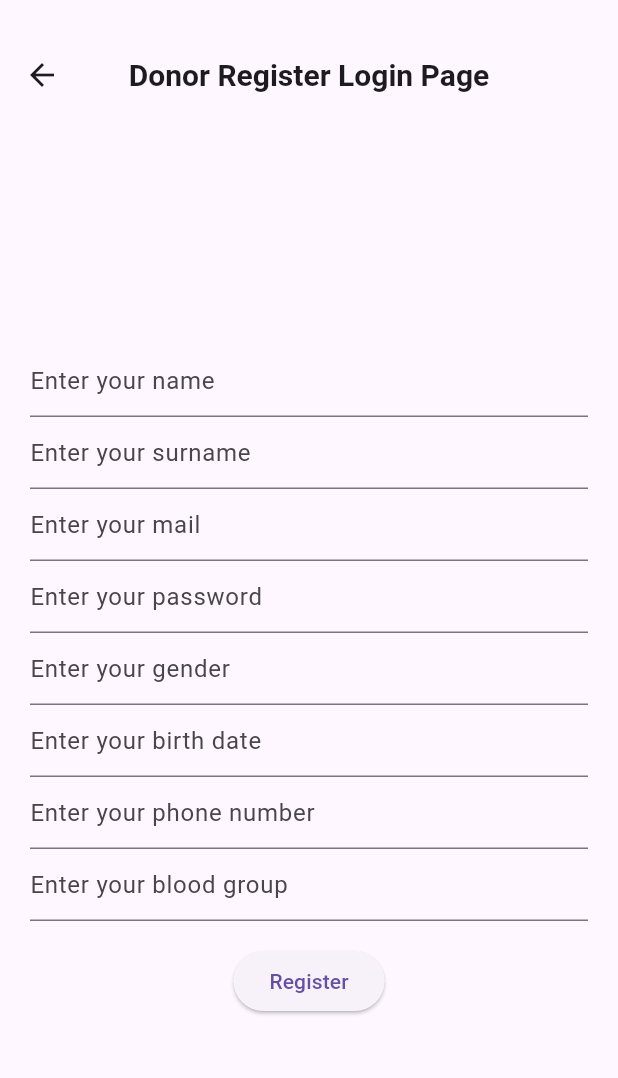
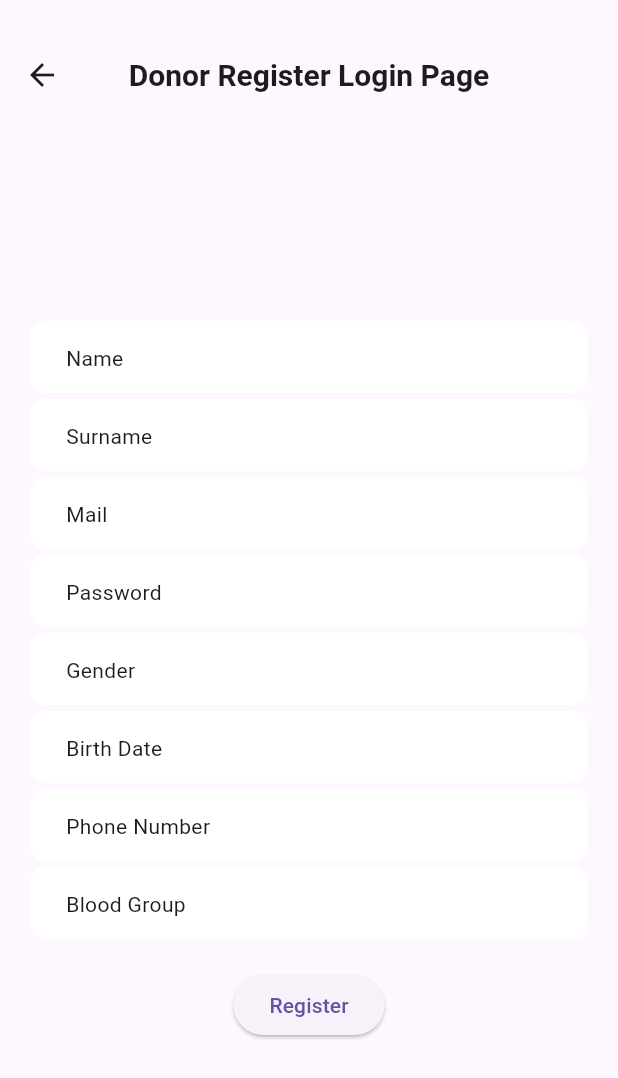
Before and after one commit to caglaar/blood_donor-mobil, a Flutter app: the DonorRegisterPage screen opened directly, after a tap on "Register", on a phone screen of 412 x 824 dp. Shown: the top 1078 px of the screen. Run offline on Flutter 3.47's test engine with Material 3 defaults, Android fonts, the phone set to English and light mode, and no system bars; drawn by our look-alikes of flutter_form_builder.

Commit message:
formRegisterV2 widget eklendi form mantıgi ve paketleri eklendi

```diff
--- a/lib/models/donor_model.dart
+++ b/lib/models/donor_model.dart
@@ -26,6 +26,32 @@ class DonorModel extends UserModel {
           gender: gender,
         );
 
+  DonorModel copyWith({
+    int? userId,
+    String? mail,
+    String? name,
+    String? surname,
+    String? birthDate,
+    String? phoneNumber,
+    String? password,
+    String? gender,
+    String? bloodGroup,
+    int? donorId,
+  }) {
+    return DonorModel(
+      userId: userId ?? this.userId,
+      mail: mail ?? this.mail,
+      name: name ?? this.name,
+      surname: surname ?? this.surname,
+      birthDate: birthDate ?? this.birthDate,
+      phoneNumber: phoneNumber ?? this.phoneNumber,
+      password: password ?? this.password,
+      gender: gender ?? this.gender,
+      bloodGroup: bloodGroup ?? this.bloodGroup,
+      donorId: donorId ?? this.donorId,
+    );
+  }
+
   static DonorModel getEmptyClass() {
     return DonorModel(
       userId: 0,
@@ -40,6 +66,7 @@ class DonorModel extends UserModel {
       donorId: 0,
     );
   }
+
   @override
   String toString() {
     // TODO: implement toString
--- a/lib/pages/donorHomePage/donor_register_page.dart
+++ b/lib/pages/donorHomePage/donor_register_page.dart
@@ -1,6 +1,7 @@
 import 'package:e_blood_donor/providers/register_provider.dart';
-import 'package:e_blood_donor/widgets/homeWidgets/form_register.dart';
+import 'package:e_blood_donor/widgets/homeWidgets/form_register_v2.dart';
 import 'package:flutter/material.dart';
+import 'package:flutter_form_builder/flutter_form_builder.dart';
 import 'package:provider/provider.dart';
 
 class DonorRegisterPage extends StatelessWidget {
@@ -22,73 +23,118 @@ class DonorRegisterPage extends StatelessWidget {
           padding: const EdgeInsets.all(20.0),
           child: Consumer<RegisterProvider>(
             builder: (context, registerProvider, child) {
-              return Form(
-                key: ,
+              return FormBuilder(
+                key: registerProvider.formKey,
+                onChanged: () {
+                  registerProvider.formKey.currentState!.save();
+                },
+                child: SingleChildScrollView(
                   child: Column(
                     crossAxisAlignment: CrossAxisAlignment.center,
                     mainAxisAlignment: MainAxisAlignment.center,
                     children: [
-                    MyTextFormWidget(
-                      str: (value) {
-                        print(value);
-                        registerProvider.donor.name = value;
-                      },
-                      name: "name",
+                      FormRegisterV2(
+                        initialValue: registerProvider.donor.name,
+                        keyValue: 'name',
+                        hintText: 'Name',
                       ),
-                    MyTextFormWidget(
-                      str: (value) {
-                        registerProvider.donor.surname = value;
-                      },
-                      name: "surname",
+                      const SizedBox(
+                        height: 4,
                       ),
-                    MyTextFormWidget(
-                      str: (value) {
-                        registerProvider.donor.mail = value;
-                      },
-                      name: "mail",
+                      FormRegisterV2(
+                        initialValue: registerProvider.donor.surname,
+                        keyValue: 'surname',
+                        hintText: 'Surname',
                       ),
-                    MyTextFormWidget(
-                      str: (value) {
-                        registerProvider.donor.password = value;
-                      },
-                      name: "password",
+                      const SizedBox(
+                        height: 4,
                       ),
-                    MyTextFormWidget(
-                      str: (value) {
-                        registerProvider.donor.gender = value;
-                      },
-                      name: "gender",
+                      FormRegisterV2(
+                        initialValue: registerProvider.donor.mail,
+                        keyValue: 'mail',
+                        hintText: 'Mail',
                       ),
-                    MyTextFormWidget(
-                      str: (value) {
-                        registerProvider.donor.birthDate = value;
-                      },
-                      name: "birth date",
+                      const SizedBox(
+                        height: 4,
                       ),
-                    MyTextFormWidget(
-                      str: (value) {
-                        registerProvider.donor.phoneNumber = value;
-                      },
-                      name: "phone number",
+                      FormRegisterV2(
+                        initialValue: registerProvider.donor.password,
+                        keyValue: 'password',
+                        hintText: 'Password',
                       ),
-                    MyTextFormWidget(
-                      str: (value) {
-                        registerProvider.donor.bloodGroup = value;
-                      },
-                      name: "blood group",
+                      const SizedBox(
+                        height: 4,
+                      ),
+                      FormRegisterV2(
+                        initialValue: registerProvider.donor.gender,
+                        keyValue: 'gender',
+                        hintText: 'Gender',
+                      ),
+                      const SizedBox(
+                        height: 4,
+                      ),
+                      FormRegisterV2(
+                        initialValue: registerProvider.donor.birthDate,
+                        keyValue: 'birthDate',
+                        hintText: 'Birth Date',
+                      ),
+                      const SizedBox(
+                        height: 4,
+                      ),
+                      FormRegisterV2(
+                        initialValue: registerProvider.donor.phoneNumber,
+                        keyValue: 'phoneNumber',
+                        hintText: 'Phone Number',
+                      ),
+                      const SizedBox(
+                        height: 4,
+                      ),
+                      FormRegisterV2(
+                        initialValue: registerProvider.donor.bloodGroup,
+                        keyValue: 'bloodGroup',
+                        hintText: 'Blood Group',
+                      ),
+                      const SizedBox(
+                        height: 4,
                       ),
                       // Diğer MyTextFormWidget'ları buraya ekleyin
                       Padding(
                         padding: const EdgeInsets.symmetric(vertical: 16.0),
                         child: ElevatedButton(
                           onPressed: () {
-                          registerProvider.updateValues(); // DonorModel'i direkt kullanmak gerekmiyor
-                          print("Donor after update: ${registerProvider.donor.toString()}");
+                            if (registerProvider.formKey.currentState!
+                                .validate()) {
+                              print(
+                                  "Donor before update: ${registerProvider.donor.toString()}");
+                              registerProvider.formKey.currentState!.save();
+                              registerProvider.donor =
+                                  registerProvider.donor.copyWith(
+                                mail: registerProvider
+                                    .formKey.currentState!.value['mail'],
+                                name: registerProvider
+                                    .formKey.currentState!.value['name'],
+                                surname: registerProvider
+                                    .formKey.currentState!.value['surname'],
+                                birthDate: registerProvider
+                                    .formKey.currentState!.value['birthDate'],
+                                phoneNumber: registerProvider
+                                    .formKey.currentState!.value['phoneNumber'],
+                                password: registerProvider
+                                    .formKey.currentState!.value['password'],
+                                gender: registerProvider
+                                    .formKey.currentState!.value['gender'],
+                                bloodGroup: registerProvider
+                                    .formKey.currentState!.value['bloodGroup'],
+                              );
+                              print(
+                                  "Donor after update: ${registerProvider.donor.toString()}");
+                            }
                           },
                           child: const Text('Register'),
                         ),
                       ),
                     ],
+                  ),
                 ),
               );
             },
--- a/lib/providers/register_provider.dart
+++ b/lib/providers/register_provider.dart
@@ -1,9 +1,17 @@
 import 'package:e_blood_donor/models/donor_model.dart';
 import 'package:flutter/material.dart';
-
+import 'package:flutter_form_builder/flutter_form_builder.dart';
 
 class RegisterProvider extends ChangeNotifier {
-  DonorModel donor = DonorModel.getEmptyClass();
+  GlobalKey<FormBuilderState> formKey = GlobalKey<FormBuilderState>();
+  DonorModel _donor = DonorModel.getEmptyClass();
+
+  DonorModel get donor => _donor;
+
+  set donor(DonorModel value) {
+    _donor = value;
+    notifyListeners();
+  }
 
   void updateValues() {
     // DonorModel'in ilgili alanları zaten MyTextFormWidget'lar üzerinden güncellendiği için burada ayrıca güncelleme yapmanıza gerek yok
--- /dev/null
+++ b/lib/widgets/homeWidgets/form_register_v2.dart
@@ -0,0 +1,43 @@
+import 'package:flutter/material.dart';
+import 'package:flutter_form_builder/flutter_form_builder.dart';
+
+class FormRegisterV2 extends StatelessWidget {
+  final String? initialValue;
+  final String? keyValue;
+  final String hintText;
+  final String? Function(String?)? validator;
+  const FormRegisterV2(
+      {super.key,
+      this.initialValue,
+      this.keyValue,
+      required this.hintText,
+      this.validator});
+
+  @override
+  Widget build(BuildContext context) {
+    return FormBuilderTextField(
+      /* key: _emailFieldKey, */
+      name: keyValue ?? 'email',
+      initialValue: initialValue,
+      decoration: InputDecoration(
+        filled: true,
+        fillColor: Colors.white,
+        contentPadding:
+            const EdgeInsets.symmetric(horizontal: 20, vertical: 10),
+        enabledBorder: const OutlineInputBorder(
+            borderSide: BorderSide.none,
+            borderRadius: BorderRadius.all(Radius.circular(10))),
+        focusedBorder: const OutlineInputBorder(
+            borderSide: BorderSide(width: 1, color: Colors.blue),
+            borderRadius: BorderRadius.all(Radius.circular(10))),
+        hintText: hintText,
+        hintStyle: Theme.of(context).textTheme.bodyMedium,
+      ),
+      validator: validator,
+      /* validator: FormBuilderValidators.compose([
+        FormBuilderValidators.required(),
+        FormBuilderValidators.email(),
+      ]), */
+    );
+  }
+}
--- a/pubspec.yaml
+++ b/pubspec.yaml
@@ -36,6 +36,8 @@ dependencies:
   # Use with the CupertinoIcons class for iOS style icons.
   cupertino_icons: ^1.0.2
   provider: ^6.1.2
+  flutter_form_builder: ^9.2.1
+  form_builder_validators: ^9.1.0
 
 dev_dependencies:
   flutter_test:
```
Also changed, not shown: pubspec.lock. Lines whose indentation alone changed are shown as unchanged.
